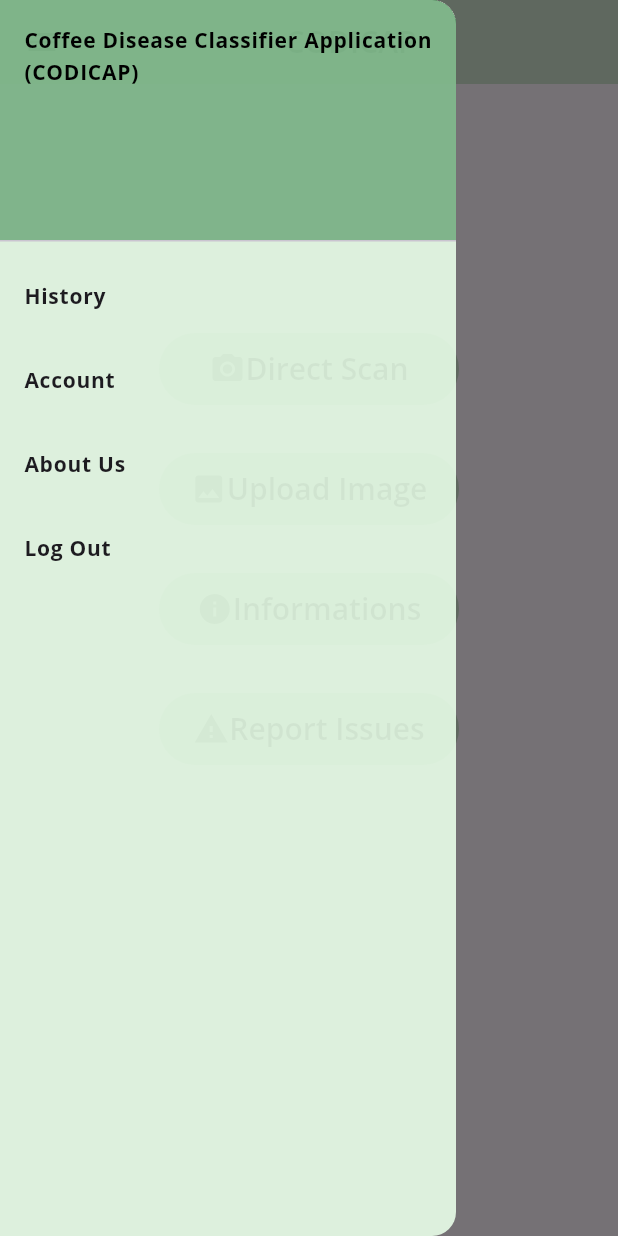
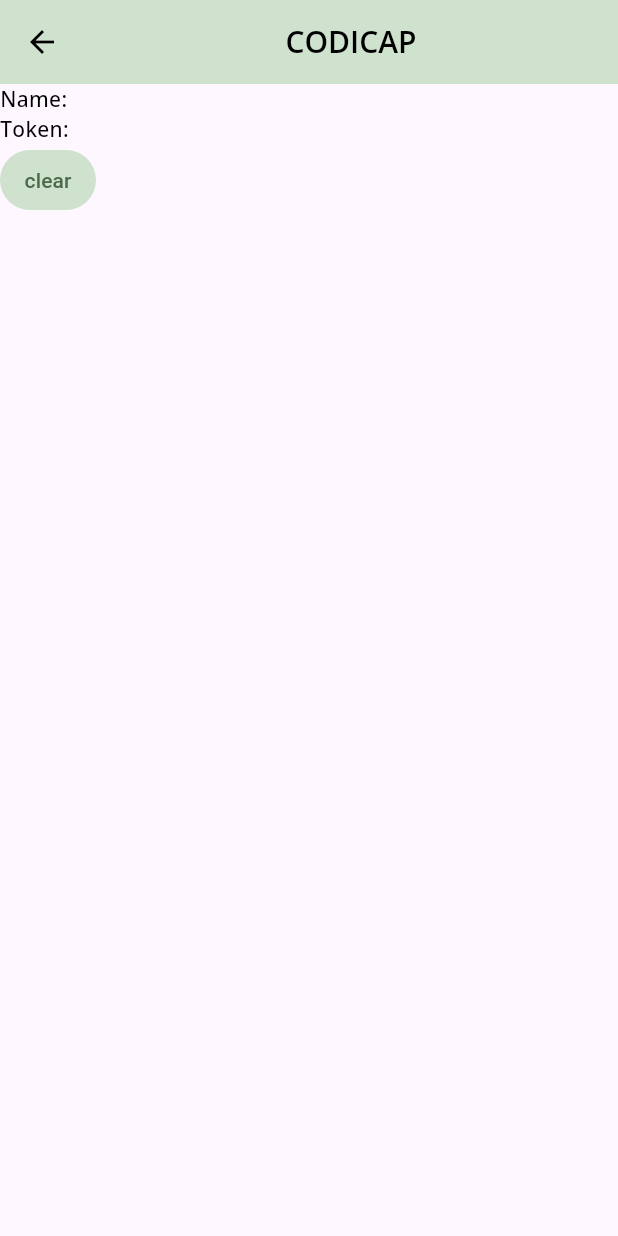
Before and after one commit to dagmaros27/Bunna-app, a Flutter app: the Home screen opened directly, in the side drawer, after a tap on "Account", on a phone screen of 412 x 824 dp. Run offline on Flutter 3.47's test engine with Material 3 defaults, Android fonts, the light colour scheme and no system bars; our stand-ins replace firebase_auth, firebase_core, google_fonts, image_picker, percent_indicator; missing offline and left inert: country_flags; accounts and stored records are empty.

Commit message:
provider setup

```diff
--- /dev/null
+++ b/lib/components/account/account.dart
@@ -0,0 +1,53 @@
+import 'package:bunnaapp/provider/user_provider.dart';
+import 'package:flutter/material.dart';
+import 'package:provider/provider.dart';
+
+class Account extends StatefulWidget {
+  const Account({super.key});
+
+  @override
+  State<Account> createState() => _MyWidgetState();
+}
+
+class _MyWidgetState extends State<Account> {
+  @override
+  Widget build(BuildContext context) {
+    return Scaffold(
+      appBar: AppBar(
+        title: Center(
+          child: Text(
+            "CODICAP",
+            style: Theme.of(context).textTheme.titleLarge,
+          ),
+        ),
+      ),
+      body: Container(
+        child: Column(
+          children: [
+            Row(
+              children: [
+                Text("Name: "),
+                Text(context.watch<UserProvider>().username ?? "")
+              ],
+            ),
+            Row(
+              children: [
+                const Text("Token: "),
+                Text(context.watch<UserProvider>().authToken ?? "")
+              ],
+            ),
+            Row(
+              children: [
+                TextButton(
+                    onPressed: () {
+                      context.read<UserProvider>().clearUser();
+                    },
+                    child: const Text("clear"))
+              ],
+            )
+          ],
+        ),
+      ),
+    );
+  }
+}
--- a/lib/components/home/home.dart
+++ b/lib/components/home/home.dart
@@ -1,4 +1,5 @@
 import 'dart:io';
+import 'package:bunnaapp/components/account/account.dart';
 import 'package:bunnaapp/components/auth/auth.dart';
 import 'package:bunnaapp/components/information/informations.dart';
 import 'package:bunnaapp/components/signin/sign_in.dart';
@@ -87,7 +88,11 @@ class _HomeState extends State<Home> {
             ),
             ListTile(
               title: const Text('Account'),
-              onTap: () {},
+              onTap: () {
+                Navigator.of(context).push(
+                  MaterialPageRoute(builder: (context) => const Account()),
+                );
+              },
             ),
             ListTile(
               title: const Text('About Us'),
--- a/lib/components/signin/sign_in.dart
+++ b/lib/components/signin/sign_in.dart
@@ -1,6 +1,8 @@
 import 'dart:developer';
 
+import 'package:bunnaapp/provider/user_provider.dart';
 import 'package:flutter/material.dart';
+import 'package:provider/provider.dart';
 import '/components/auth/auth.dart';
 import '../home/home.dart';
 import '/components/signup/page1.dart';
@@ -42,6 +44,9 @@ class SignIn extends StatelessWidget {
 
         if (user != null) {
           log("logged in successfully");
+          log("$user");
+          context.read<UserProvider>().setUser(
+              username: user.email!, authToken: user.uid, role: "user");
           goToHome(context);
         } else {
           const snackBar = SnackBar(content: Text('Logging failed'));
--- /dev/null
+++ b/lib/provider/user_provider.dart
@@ -0,0 +1,28 @@
+import 'package:flutter/material.dart';
+
+class UserProvider with ChangeNotifier {
+  String? _username;
+  String? _role;
+  String? _authToken;
+
+  String? get username => _username;
+  String? get role => _role;
+  String? get authToken => _authToken;
+
+  void setUser(
+      {required String username,
+      required String role,
+      required String authToken}) {
+    _username = username;
+    _role = role;
+    _authToken = authToken;
+    notifyListeners();
+  }
+
+  void clearUser() {
+    _username = null;
+    _role = null;
+    _authToken = null;
+    notifyListeners();
+  }
+}
```
Also changed, not shown: lib/main.dart (+12 -1 lines), lib/provider/history_provider.dart (added), lib/provider/result_provider.dart (added).
